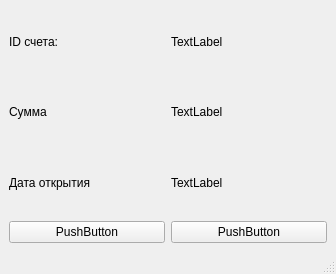
The window that 201_331_Egel/mainwindow.ui (Nikorambus/201_331_Egel) describes before a commit, drawn with Qt 5.
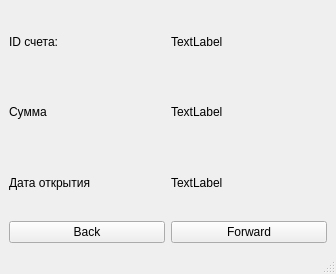
The same window after the commit.

What changed in the file:
```diff
--- a/201_331_Egel/mainwindow.ui
+++ b/201_331_Egel/mainwindow.ui
@@ -25,7 +25,7 @@
     <item row="3" column="0">
      <widget class="QPushButton" name="pushButton">
       <property name="text">
-       <string>PushButton</string>
+       <string>Back</string>
       </property>
      </widget>
     </item>
@@ -46,7 +46,7 @@
     <item row="3" column="1">
      <widget class="QPushButton" name="pushButton_2">
       <property name="text">
-       <string>PushButton</string>
+       <string>Forward</string>
       </property>
      </widget>
     </item>
```
Left out of the diff: 2 changed lines with no effect on the pictures.
